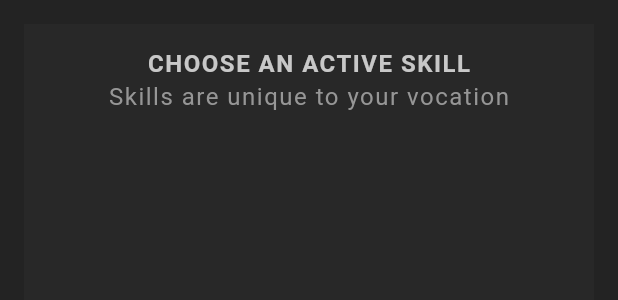
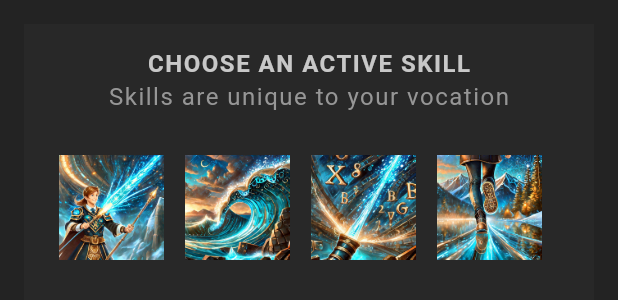
Before and after one commit to Lincxx/Fluuter_RPG, a Flutter app: the SkillList widget shown alone on an empty page, opened directly with sample values from the repository, on a phone screen of 412 x 824 dp. Shown: the top 300 px of the screen. Run offline on Flutter 3.47's test engine with Material 3 defaults, Android fonts, the phone set to English and light mode, and no system bars; our stand-ins replace google_fonts; Roboto replaces fonts that are missing (Kanit).

Commit message:
Outputting Vocation Skills

```diff
--- a/lib/screens/profile/skill_list.dart
+++ b/lib/screens/profile/skill_list.dart
@@ -1,5 +1,6 @@
 import 'package:flutter/material.dart';
 import 'package:flutter_rpg/models/character.dart';
+import 'package:flutter_rpg/models/skill.dart';
 import 'package:flutter_rpg/shared/styled_text.dart';
 import 'package:flutter_rpg/theme.dart';
 
@@ -12,6 +13,17 @@ class SkillList extends StatefulWidget {
 }
 
 class _SkillListState extends State<SkillList> {
+  late List<Skill> availableSkills;
+
+  //lifecyle initstate
+  @override
+  void initState() {
+    availableSkills = allSkills.where((skill) {
+      return skill.vocation == widget.character.vocation;
+    }).toList();
+    super.initState();
+  }
+
   @override
   Widget build(BuildContext context) {
     return Padding(
@@ -19,15 +31,27 @@ class _SkillListState extends State<SkillList> {
       child: Container(
         padding: const EdgeInsets.all(16),
         color: AppColors.secondaryColor.withOpacity(0.5),
-        child: const Column(
+        child: Column(
           children: [
-            StyledHeading('Choose an active skill'),
-            StyledText('Skills are unique to your vocation'),
-            SizedBox(
+            const StyledHeading('Choose an active skill'),
+            const StyledText('Skills are unique to your vocation'),
+            const SizedBox(
               height: 20,
             ),
             Row(
-              children: [],
+              children: availableSkills.map((skill) {
+                return Container(
+                  margin: const EdgeInsets.all(5),
+                  padding: const EdgeInsets.all(2),
+                  child: Image.asset(
+                    'assets/img/skills/${skill.image}',
+                    width: 70,
+                  ),
+                );
+              }).toList(),
+            ),
+            const SizedBox(
+              height: 10,
             ),
           ],
         ),
```
